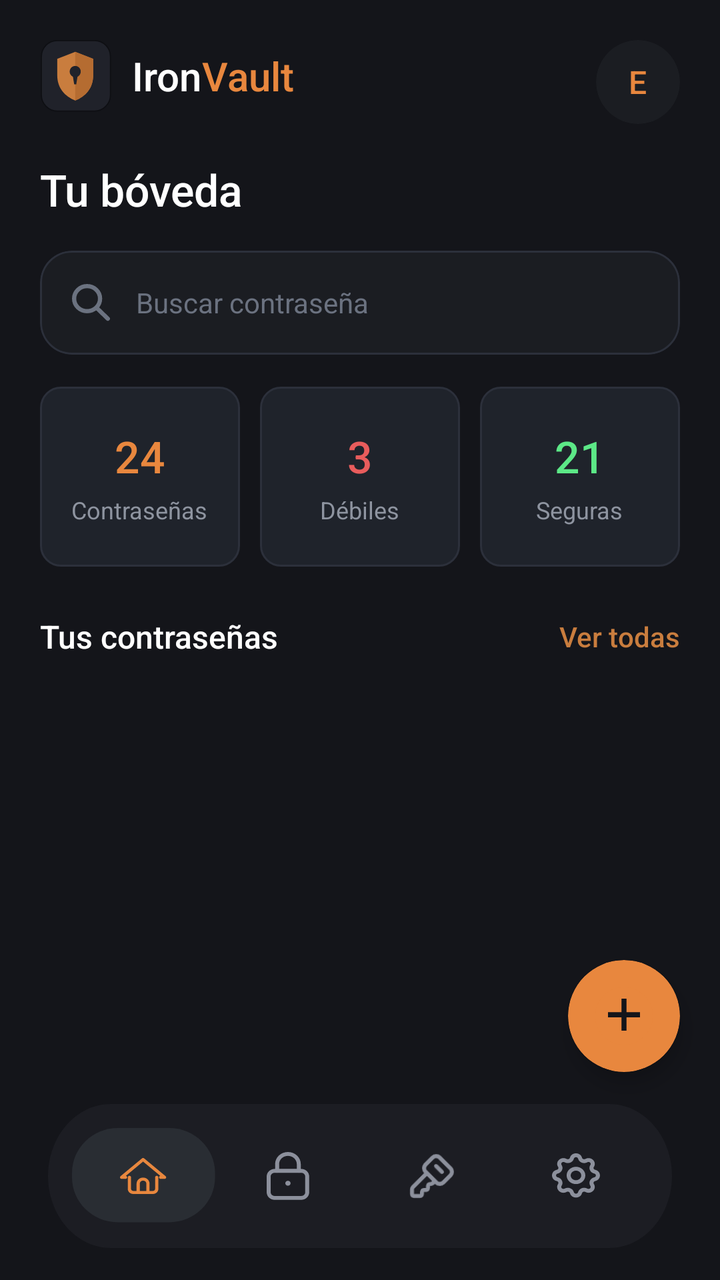
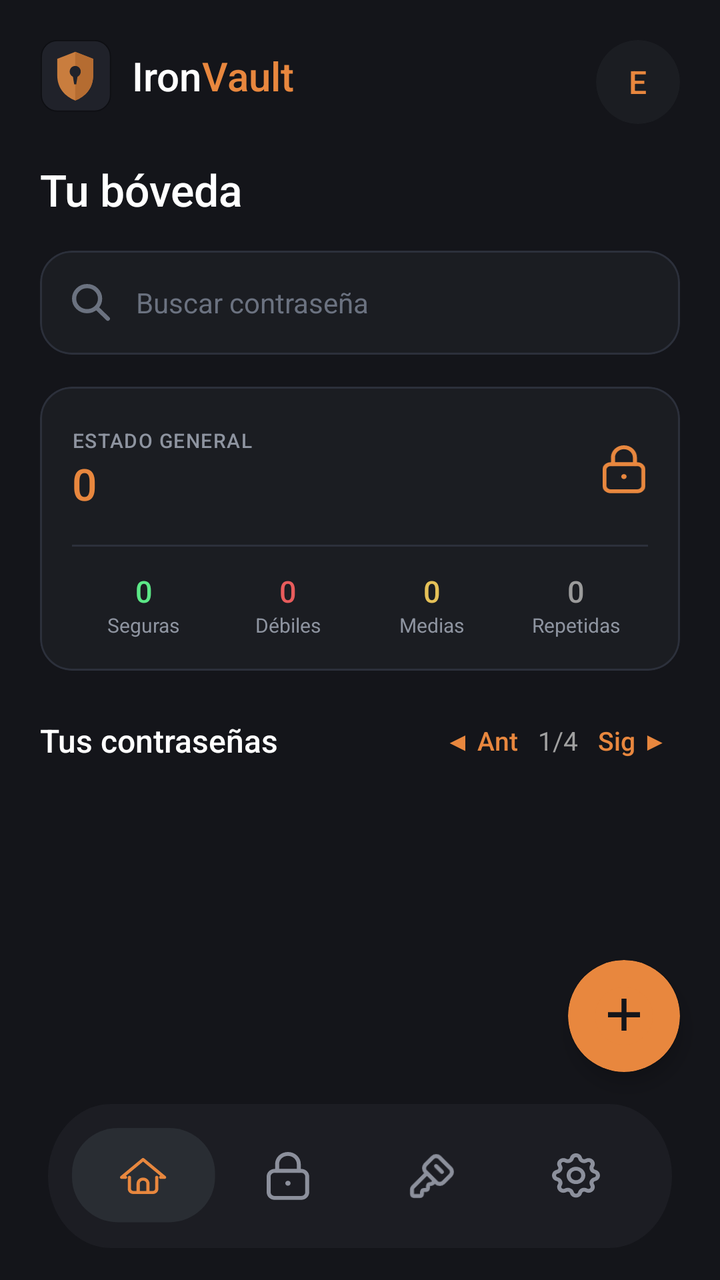

Two renders of the same Android screen: before a commit and after it. Below are the layout's source before the change and the commit's diff.
<!-- AndroidManifest.xml: application theme Theme.MyApplication -->
<!-- res/layout/activity_main.xml -->
<?xml version="1.0" encoding="utf-8"?>
<androidx.constraintlayout.widget.ConstraintLayout xmlns:android="http://schemas.android.com/apk/res/android"
    xmlns:app="http://schemas.android.com/apk/res-auto"
    xmlns:tools="http://schemas.android.com/tools"
    android:layout_width="match_parent"
    android:layout_height="match_parent"
    android:background="#14151A"
    tools:context=".MainActivity">

    
    <ScrollView
        android:layout_width="match_parent"
        android:layout_height="0dp"
        android:fillViewport="true"
        app:layout_constraintBottom_toTopOf="@id/bottomNavContainer"
        app:layout_constraintTop_toTopOf="parent">

        <androidx.constraintlayout.widget.ConstraintLayout
            android:layout_width="match_parent"
            android:layout_height="wrap_content"
            android:padding="20dp">

            
            <LinearLayout
                android:id="@+id/headerLayout"
                android:layout_width="0dp"
                android:layout_height="wrap_content"
                android:gravity="center_vertical"
                android:orientation="horizontal"
                app:layout_constraintEnd_toStartOf="@id/cardProfile"
                app:layout_constraintStart_toStartOf="parent"
                app:layout_constraintTop_toTopOf="parent">

                
                <ImageView
                    android:layout_width="36dp"
                    android:layout_height="36dp"
                    android:src="@drawable/logo" />

                
                <TextView
                    android:layout_width="wrap_content"
                    android:layout_height="wrap_content"
                    android:layout_marginStart="10dp"
                    android:fontFamily="sans-serif-medium"
                    android:text="Iron"
                    android:textColor="#FFFFFF"
                    android:textSize="20sp" />

                <TextView
                    android:layout_width="wrap_content"
                    android:layout_height="wrap_content"
                    android:fontFamily="sans-serif-medium"
                    android:text="Vault"
                    android:textColor="#E8873E"
                    android:textSize="20sp" />
            </LinearLayout>

            
            <com.google.android.material.card.MaterialCardView
                android:id="@+id/cardProfile"
                android:layout_width="42dp"
                android:layout_height="42dp"
                app:cardBackgroundColor="#1B1D22"
                app:cardCornerRadius="21dp"
                app:cardElevation="0dp"
                app:strokeWidth="0dp"
                app:layout_constraintEnd_toEndOf="parent"
                app:layout_constraintTop_toTopOf="parent">

                <TextView
                    android:id="@+id/tvUserInitial"
                    android:layout_width="wrap_content"
                    android:layout_height="wrap_content"
                    android:layout_gravity="center"
                    android:fontFamily="sans-serif-medium"
                    android:text="E"
                    android:textColor="#E8873E"
                    android:textSize="16sp" />
            </com.google.android.material.card.MaterialCardView>

            
            <TextView
                android:id="@+id/tvVaultTitle"
                android:layout_width="wrap_content"
                android:layout_height="wrap_content"
                android:layout_marginTop="24dp"
                android:fontFamily="sans-serif-medium"
                android:text="Tu bóveda"
                android:textColor="#FFFFFF"
                android:textSize="22sp"
                app:layout_constraintStart_toStartOf="parent"
                app:layout_constraintTop_toBottomOf="@id/headerLayout" />

            
            <com.google.android.material.card.MaterialCardView
                android:id="@+id/cardSearch"
                android:layout_width="match_parent"
                android:layout_height="52dp"
                android:layout_marginTop="16dp"
                app:cardBackgroundColor="#1B1D22"
                app:cardCornerRadius="16dp"
                app:cardElevation="0dp"
                app:strokeColor="#2C303B"
                app:strokeWidth="1dp"
                app:layout_constraintTop_toBottomOf="@id/tvVaultTitle">

                <LinearLayout
                    android:layout_width="match_parent"
                    android:layout_height="match_parent"
                    android:gravity="center_vertical"
                    android:orientation="horizontal"
                    android:paddingHorizontal="16dp">

                    <ImageView
                        android:layout_width="20dp"
                        android:layout_height="20dp"
                        android:src="@drawable/lupa"
                        app:tint="#6B7280" />

                    <EditText
                        android:id="@+id/etSearch"
                        android:layout_width="match_parent"
                        android:layout_height="match_parent"
                        android:layout_marginStart="12dp"
                        android:background="@null"
                        android:fontFamily="sans-serif"
                        android:hint="Buscar contraseña"
                        android:textColor="#FFFFFF"
                        android:textColorHint="#6B7280"
                        android:textSize="14sp" />
                </LinearLayout>
            </com.google.android.material.card.MaterialCardView>

            
            <LinearLayout
                android:id="@+id/layoutStats"
                android:layout_width="match_parent"
                android:layout_height="wrap_content"
                android:layout_marginTop="16dp"
                android:orientation="horizontal"
                app:layout_constraintTop_toBottomOf="@id/cardSearch">

                
                <LinearLayout
                    android:layout_width="0dp"
                    android:layout_height="90dp"
                    android:layout_weight="1"
                    android:background="@drawable/bg_secondary_button"
                    android:gravity="center"
                    android:orientation="vertical">

                    <TextView
                        android:layout_width="wrap_content"
                        android:layout_height="wrap_content"
                        android:fontFamily="sans-serif-medium"
                        android:text="24"
                        android:textColor="#E8873E"
                        android:textSize="22sp" />

                    <TextView
                        android:layout_width="wrap_content"
                        android:layout_height="wrap_content"
                        android:layout_marginTop="4dp"
                        android:fontFamily="sans-serif"
                        android:text="Contraseñas"
                        android:textColor="#8E94A0"
                        android:textSize="12sp" />
                </LinearLayout>

                
                <LinearLayout
                    android:layout_width="0dp"
                    android:layout_height="90dp"
                    android:layout_marginStart="10dp"
                    android:layout_weight="1"
                    android:background="@drawable/bg_secondary_button"
                    android:gravity="center"
                    android:orientation="vertical">

                    <TextView
                        android:layout_width="wrap_content"
                        android:layout_height="wrap_content"
                        android:fontFamily="sans-serif-medium"
                        android:text="3"
                        android:textColor="#E85C5C"
                        android:textSize="22sp" />

                    <TextView
                        android:layout_width="wrap_content"
                        android:layout_height="wrap_content"
                        android:layout_marginTop="4dp"
                        android:fontFamily="sans-serif"
                        android:text="Débiles"
                        android:textColor="#8E94A0"
                        android:textSize="12sp" />
                </LinearLayout>

                
                <LinearLayout
                    android:layout_width="0dp"
                    android:layout_height="90dp"
                    android:layout_marginStart="10dp"
                    android:layout_weight="1"
                    android:background="@drawable/bg_secondary_button"
                    android:gravity="center"
                    android:orientation="vertical">

                    <TextView
                        android:layout_width="wrap_content"
                        android:layout_height="wrap_content"
                        android:fontFamily="sans-serif-medium"
                        android:text="21"
                        android:textColor="#5CE887"
                        android:textSize="22sp" />

                    <TextView
                        android:layout_width="wrap_content"
                        android:layout_height="wrap_content"
                        android:layout_marginTop="4dp"
                        android:fontFamily="sans-serif"
                        android:text="Seguras"
                        android:textColor="#8E94A0"
                        android:textSize="12sp" />
                </LinearLayout>
            </LinearLayout>

            
            <TextView
                android:id="@+id/tvPasswordsHeader"
                android:layout_width="wrap_content"
                android:layout_height="wrap_content"
                android:layout_marginTop="24dp"
                android:fontFamily="sans-serif-medium"
                android:text="Tus contraseñas"
                android:textColor="#FFFFFF"
                android:textSize="16sp"
                app:layout_constraintStart_toStartOf="parent"
                app:layout_constraintTop_toBottomOf="@id/layoutStats" />

            <TextView
                android:id="@+id/tvVerTodas"
                android:layout_width="wrap_content"
                android:layout_height="wrap_content"
                android:fontFamily="sans-serif-medium"
                android:text="Ver todas"
                android:textColor="#C97D3E"
                android:textSize="14sp"
                android:clickable="true"
                android:focusable="true"
                app:layout_constraintBottom_toBottomOf="@id/tvPasswordsHeader"
                app:layout_constraintEnd_toEndOf="parent"
                app:layout_constraintTop_toTopOf="@id/tvPasswordsHeader" />

            
            <LinearLayout
                android:id="@+id/containerCredentials"
                android:layout_width="match_parent"
                android:layout_height="wrap_content"
                android:layout_marginTop="12dp"
                android:orientation="vertical"
                app:layout_constraintStart_toStartOf="parent"
                app:layout_constraintTop_toBottomOf="@id/tvPasswordsHeader" />

            
            <ProgressBar
                android:id="@+id/progressBarLoading"
                android:layout_width="wrap_content"
                android:layout_height="wrap_content"
                android:layout_marginTop="32dp"
                android:indeterminateTint="#E8873E"
                android:visibility="gone"
                app:layout_constraintEnd_toEndOf="parent"
                app:layout_constraintStart_toStartOf="parent"
                app:layout_constraintTop_toBottomOf="@id/tvPasswordsHeader" />

        </androidx.constraintlayout.widget.ConstraintLayout>
    </ScrollView>

    
    <com.google.android.material.card.MaterialCardView
        android:id="@+id/fabAdd"
        android:layout_width="56dp"
        android:layout_height="56dp"
        android:layout_marginEnd="20dp"
        android:layout_marginBottom="16dp"
        android:contentDescription="Agregar contraseña"
        app:cardBackgroundColor="#E8873E"
        app:cardCornerRadius="28dp"
        app:cardElevation="6dp"
        app:strokeWidth="0dp"
        app:layout_constraintBottom_toTopOf="@id/bottomNavContainer"
        app:layout_constraintEnd_toEndOf="parent">

        <ImageView
            android:layout_width="match_parent"
            android:layout_height="match_parent"
            android:padding="12dp"
            android:src="@drawable/ic_add_circle" />

    </com.google.android.material.card.MaterialCardView>

    
    <LinearLayout
        android:id="@+id/bottomNavContainer"
        android:layout_width="0dp"
        android:layout_height="72dp"
        android:layout_marginHorizontal="24dp"
        android:layout_marginBottom="16dp"
        android:background="@drawable/bg_bottom_nav"
        android:elevation="8dp"
        android:gravity="center_vertical"
        android:orientation="horizontal"
        android:paddingHorizontal="12dp"
        app:layout_constraintBottom_toBottomOf="parent"
        app:layout_constraintEnd_toEndOf="parent"
        app:layout_constraintStart_toStartOf="parent">

        
        <LinearLayout
            android:layout_width="0dp"
            android:layout_height="48dp"
            android:layout_weight="1"
            android:background="@drawable/bg_nav_pill_active"
            android:gravity="center"
            android:orientation="horizontal">

            <ImageView
                android:layout_width="24dp"
                android:layout_height="24dp"
                android:src="@drawable/ic_home"
                app:tint="#E8873E" />
        </LinearLayout>

        
        <LinearLayout
            android:id="@+id/btnNavLock"
            android:layout_width="0dp"
            android:layout_height="48dp"
            android:layout_weight="1"
            android:clickable="true"
            android:focusable="true"
            android:gravity="center"
            android:orientation="horizontal">

            <ImageView
                android:layout_width="24dp"
                android:layout_height="24dp"
                android:src="@drawable/ic_lock"
                app:tint="#8C909C" />
        </LinearLayout>

        
        <LinearLayout
            android:id="@+id/btnNavKey"
            android:layout_width="0dp"
            android:layout_height="48dp"
            android:layout_weight="1"
            android:clickable="true"
            android:focusable="true"
            android:gravity="center"
            android:orientation="horizontal">

            <ImageView
                android:layout_width="24dp"
                android:layout_height="24dp"
                android:src="@drawable/ic_key"
                app:tint="#8C909C" />
        </LinearLayout>

        
        <LinearLayout
            android:id="@+id/btnNavSettings"
            android:layout_width="0dp"
            android:layout_height="48dp"
            android:layout_weight="1"
            android:clickable="true"
            android:focusable="true"
            android:gravity="center"
            android:orientation="horizontal">

            <ImageView
                android:layout_width="24dp"
                android:layout_height="24dp"
                android:src="@drawable/ic_settings"
                app:tint="#8C909C" />
        </LinearLayout>
    </LinearLayout>

</androidx.constraintlayout.widget.ConstraintLayout>
<!-- resources referenced by this layout -->
<resources>
  <!-- drawable bg_bottom_nav (drawable) -->
  <vector xmlns:android="http://schemas.android.com/apk/res/android"
      android:width="372dp"
      android:height="75dp"
      android:viewportWidth="372"
      android:viewportHeight="75">
    <path
        android:pathData="M334.58,0H37.42C16.75,0 0,16.79 0,37.5C0,58.21 16.75,75 37.42,75H334.58C355.25,75 372,58.21 372,37.5C372,16.79 355.25,0 334.58,0Z"
        android:fillColor="#1C1D23"/>
  </vector>
  <!-- drawable bg_nav_pill_active (drawable) -->
  <vector xmlns:android="http://schemas.android.com/apk/res/android"
      android:width="71dp"
      android:height="45dp"
      android:viewportWidth="71"
      android:viewportHeight="45">
    <path
        android:pathData="M47.816,0H22.713C10.169,0 0,9.403 0,21.001V23.212C0,34.811 10.169,44.213 22.713,44.213H47.816C60.36,44.213 70.529,34.811 70.529,23.212V21.001C70.529,9.403 60.36,0 47.816,0Z"
        android:fillColor="#292D33"/>
  </vector>
  <!-- drawable bg_secondary_button (drawable) -->
  <?xml version="1.0" encoding="utf-8"?>
  <shape xmlns:android="http://schemas.android.com/apk/res/android"
      android:shape="rectangle">
      <corners android:radius="10dp" />
      <solid android:color="#1F232B" />
      <stroke
          android:width="1dp"
          android:color="#2C303B" />
  </shape>
  <!-- drawable ic_add_circle (drawable) -->
  <vector xmlns:android="http://schemas.android.com/apk/res/android"
      android:width="24dp"
      android:height="24dp"
      android:viewportWidth="200"
      android:viewportHeight="200">
  
      
      <path
          android:fillColor="#E8873E"
          android:pathData="M 100, 10 A 90,90 0 1,1 99.9,10 Z"/>
  
      
      <path
          android:fillColor="#14151A"
          android:pathData="M108,46h-16v42H50v16h42v42h16v-42h42V88h-42V46z"/>
  </vector>
  <!-- drawable lupa (drawable) -->
  <vector xmlns:android="http://schemas.android.com/apk/res/android"
      android:width="17dp"
      android:height="16dp"
      android:viewportWidth="17"
      android:viewportHeight="16">
    <path
        android:pathData="M6.413,11.646C9.457,11.646 11.925,9.241 11.925,6.273C11.925,3.306 9.457,0.9 6.413,0.9C3.368,0.9 0.9,3.306 0.9,6.273C0.9,9.241 3.368,11.646 6.413,11.646Z"
        android:strokeWidth="1.8"
        android:fillColor="#00000000"
        android:strokeColor="#71717A"/>
    <path
        android:pathData="M10.823,10.572L15.233,14.87"
        android:strokeWidth="1.8"
        android:fillColor="#00000000"
        android:strokeColor="#71717A"
        android:strokeLineCap="round"/>
  </vector>
  <style name="Theme.MyApplication" parent="Base.Theme.MyApplication" />
  <style name="Base.Theme.MyApplication" parent="Theme.Material3.DayNight.NoActionBar">
          <item name="android:windowBackground">#000000</item>
      </style>
  <!-- unchanged entries left out for length: 5 -->
</resources>

<!-- the commit's change to res/layout/activity_main.xml (unified diff, before → after) -->
@@ -133,97 +133,194 @@
             </com.google.android.material.card.MaterialCardView>
 
             
-            <LinearLayout
+            <com.google.android.material.card.MaterialCardView
                 android:id="@+id/layoutStats"
                 android:layout_width="match_parent"
                 android:layout_height="wrap_content"
                 android:layout_marginTop="16dp"
-                android:orientation="horizontal"
+                app:cardBackgroundColor="#1B1D22"
+                app:cardCornerRadius="16dp"
+                app:cardElevation="0dp"
+                app:strokeColor="#2C303B"
+                app:strokeWidth="1dp"
                 app:layout_constraintTop_toBottomOf="@id/cardSearch">
 
-                
                 <LinearLayout
-                    android:layout_width="0dp"
-                    android:layout_height="90dp"
-                    android:layout_weight="1"
-                    android:background="@drawable/bg_secondary_button"
-                    android:gravity="center"
-                    android:orientation="vertical">
-
-                    <TextView
-                        android:layout_width="wrap_content"
+                    android:layout_width="match_parent"
+                    android:layout_height="wrap_content"
+                    android:orientation="vertical"
+                    android:padding="16dp">
+
+                    
+                    <LinearLayout
+                        android:id="@+id/headerEstadoGeneral"
+                        android:layout_width="match_parent"
                         android:layout_height="wrap_content"
-                        android:fontFamily="sans-serif-medium"
-                        android:text="24"
-                        android:textColor="#E8873E"
-                        android:textSize="22sp" />
-
-                    <TextView
-                        android:layout_width="wrap_content"
+                        android:background="?attr/selectableItemBackground"
+                        android:clickable="true"
+                        android:focusable="true"
+                        android:gravity="center_vertical"
+                        android:orientation="horizontal"
+                        android:paddingVertical="4dp">
+
+                        <LinearLayout
+                            android:layout_width="0dp"
+                            android:layout_height="wrap_content"
+                            android:layout_weight="1"
+                            android:orientation="vertical">
+                            <TextView
+                                android:layout_width="wrap_content"
+                                android:layout_height="wrap_content"
+                                android:text="ESTADO GENERAL"
+                                android:textColor="#8E94A0"
+                                android:textSize="10sp"
+                                android:fontFamily="sans-serif-medium"
+                                android:letterSpacing="0.05"/>
+                            <TextView
+                                android:id="@+id/tvTotalCount"
+                                android:layout_width="wrap_content"
+                                android:layout_height="wrap_content"
+                                android:fontFamily="sans-serif-medium"
+                                android:text="0"
+                                android:textColor="#E8873E"
+                                android:textSize="22sp" />
+                        </LinearLayout>
+
+                        
+                        <ImageView
+                            android:layout_width="24dp"
+                            android:layout_height="24dp"
+                            android:src="@drawable/ic_lock"
+                            app:tint="#E8873E" />
+                    </LinearLayout>
+
+                    
+                    <View
+                        android:layout_width="match_parent"
+                        android:layout_height="1dp"
+                        android:background="#2C303B"
+                        android:layout_marginVertical="12dp"/>
+
+                    
+                    <LinearLayout
+                        android:id="@+id/layoutSubcontadores"
+                        android:layout_width="match_parent"
                         android:layout_height="wrap_content"
-                        android:layout_marginTop="4dp"
-                        android:fontFamily="sans-serif"
-                        android:text="Contraseñas"
-                        android:textColor="#8E94A0"
-                        android:textSize="12sp" />
+                        android:orientation="horizontal"
+                        android:gravity="center">
+
+                        
+                        <LinearLayout
+                            android:id="@+id/btnSeguras"
+                            android:layout_width="0dp"
+                            android:layout_height="wrap_content"
+                            android:layout_weight="1"
+                            android:background="?attr/selectableItemBackground"
+                            android:clickable="true"
+                            android:focusable="true"
+                            android:gravity="center"
+                            android:orientation="vertical">
+                            <TextView
+                                android:id="@+id/tvSecureCount"
+                                android:layout_width="wrap_content"
+                                android:layout_height="wrap_content"
+                                android:fontFamily="sans-serif-medium"
+                                android:text="0"
+                                android:textColor="#5CE887"
+                                android:textSize="15sp" />
+                            <TextView
+                                android:layout_width="wrap_content"
+                                android:layout_height="wrap_content"
+                                android:text="Seguras"
+                                android:textColor="#8E94A0"
+                                android:textSize="10sp" />
+                        </LinearLayout>
+
+                        
+                        <LinearLayout
+                            android:id="@+id/btnDebiles"
+                            android:layout_width="0dp"
+                            android:layout_height="wrap_content"
+                            android:layout_weight="1"
+                            android:background="?attr/selectableItemBackground"
+                            android:clickable="true"
+                            android:focusable="true"
+                            android:gravity="center"
+                            android:orientation="vertical">
+                            <TextView
+                                android:id="@+id/tvWeakCount"
+                                android:layout_width="wrap_content"
+                                android:layout_height="wrap_content"
+                                android:fontFamily="sans-serif-medium"
+                                android:text="0"
+                                android:textColor="#E85C5C"
+                                android:textSize="15sp" />
+                            <TextView
+                                android:layout_width="wrap_content"
+                                android:layout_height="wrap_content"
+                                android:text="Débiles"
+                                android:textColor="#8E94A0"
+                                android:textSize="10sp" />
+                        </LinearLayout>
+
+                        
+                        <LinearLayout
+                            android:id="@+id/btnMedias"
+                            android:layout_width="0dp"
+                            android:layout_height="wrap_content"
+                            android:layout_weight="1"
+                            android:background="?attr/selectableItemBackground"
+                            android:clickable="true"
+                            android:focusable="true"
+                            android:gravity="center"
+                            android:orientation="vertical">
+                            <TextView
+                                android:id="@+id/tvMediumCount"
+                                android:layout_width="wrap_content"
+                                android:layout_height="wrap_content"
+                                android:fontFamily="sans-serif-medium"
+                                android:text="0"
+                                android:textColor="#E5C158"
+                                android:textSize="15sp" />
+                            <TextView
+                                android:layout_width="wrap_content"
+                                android:layout_height="wrap_content"
+                                android:text="Medias"
+                                android:textColor="#8E94A0"
+                                android:textSize="10sp" />
+                        </LinearLayout>
+
+                        
+                        <LinearLayout
+                            android:id="@+id/btnRepetidas"
+                            android:layout_width="0dp"
+                            android:layout_height="wrap_content"
+                            android:layout_weight="1"
+                            android:background="?attr/selectableItemBackground"
+                            android:clickable="true"
+                            android:focusable="true"
+                            android:gravity="center"
+                            android:orientation="vertical">
+                            <TextView
+                                android:id="@+id/tvRepeatedCount"
+                                android:layout_width="wrap_content"
+                                android:layout_height="wrap_content"
+                                android:fontFamily="sans-serif-medium"
+                                android:text="0"
+                                android:textColor="#9B9B9B"
+                                android:textSize="15sp" />
+                            <TextView
+                                android:layout_width="wrap_content"
+                                android:layout_height="wrap_content"
+                                android:text="Repetidas"
+                                android:textColor="#8E94A0"
+                                android:textSize="10sp" />
+                        </LinearLayout>
+
+                    </LinearLayout>
+
                 </LinearLayout>
-
-                
-                <LinearLayout
-                    android:layout_width="0dp"
-                    android:layout_height="90dp"
-                    android:layout_marginStart="10dp"
-                    android:layout_weight="1"
-                    android:background="@drawable/bg_secondary_button"
-                    android:gravity="center"
-                    android:orientation="vertical">
-
-                    <TextView
-                        android:layout_width="wrap_content"
-                        android:layout_height="wrap_content"
-                        android:fontFamily="sans-serif-medium"
-                        android:text="3"
-                        android:textColor="#E85C5C"
-                        android:textSize="22sp" />
-
-                    <TextView
-                        android:layout_width="wrap_content"
-                        android:layout_height="wrap_content"
-                        android:layout_marginTop="4dp"
-                        android:fontFamily="sans-serif"
-                        android:text="Débiles"
-                        android:textColor="#8E94A0"
-                        android:textSize="12sp" />
-                </LinearLayout>
-
-                
-                <LinearLayout
-                    android:layout_width="0dp"
-                    android:layout_height="90dp"
-                    android:layout_marginStart="10dp"
-                    android:layout_weight="1"
-                    android:background="@drawable/bg_secondary_button"
-                    android:gravity="center"
-                    android:orientation="vertical">
-
-                    <TextView
-                        android:layout_width="wrap_content"
-                        android:layout_height="wrap_content"
-                        android:fontFamily="sans-serif-medium"
-                        android:text="21"
-                        android:textColor="#5CE887"
-                        android:textSize="22sp" />
-
-                    <TextView
-                        android:layout_width="wrap_content"
-                        android:layout_height="wrap_content"
-                        android:layout_marginTop="4dp"
-                        android:fontFamily="sans-serif"
-                        android:text="Seguras"
-                        android:textColor="#8E94A0"
-                        android:textSize="12sp" />
-                </LinearLayout>
-            </LinearLayout>
+            </com.google.android.material.card.MaterialCardView>
 
             
             <TextView
@@ -238,19 +335,49 @@
                 app:layout_constraintStart_toStartOf="parent"
                 app:layout_constraintTop_toBottomOf="@id/layoutStats" />
 
-            <TextView
-                android:id="@+id/tvVerTodas"
+            
+            <LinearLayout
                 android:layout_width="wrap_content"
                 android:layout_height="wrap_content"
-                android:fontFamily="sans-serif-medium"
-                android:text="Ver todas"
-                android:textColor="#C97D3E"
-                android:textSize="14sp"
-                android:clickable="true"
-                android:focusable="true"
+                android:orientation="horizontal"
+                android:gravity="center_vertical"
                 app:layout_constraintBottom_toBottomOf="@id/tvPasswordsHeader"
                 app:layout_constraintEnd_toEndOf="parent"
-                app:layout_constraintTop_toTopOf="@id/tvPasswordsHeader" />
+                app:layout_constraintTop_toTopOf="@id/tvPasswordsHeader">
+
+                <TextView
+                    android:id="@+id/tvAnterior"
+                    android:layout_width="wrap_content"
+                    android:layout_height="wrap_content"
+                    android:text="◀ Ant"
+                    android:textColor="#E8873E"
+                    android:textSize="13sp"
+                    android:fontFamily="sans-serif-medium"
+                    android:clickable="true"
+                    android:focusable="true"
+                    android:paddingHorizontal="6dp"/>
+
+                <TextView
+                    android:id="@+id/tvPaginaInfo"
+                    android:layout_width="wrap_content"
+                    android:layout_height="wrap_content"
+                    android:text="1/4"
+                    android:textColor="#A0A0A0"
+                    android:textSize="13sp"
+                    android:paddingHorizontal="4dp"/>
+
+                <TextView
+                    android:id="@+id/tvSiguiente"
+                    android:layout_width="wrap_content"
+                    android:layout_height="wrap_content"
+                    android:text="Sig ▶"
+                    android:textColor="#E8873E"
+                    android:textSize="13sp"
+                    android:fontFamily="sans-serif-medium"
+                    android:clickable="true"
+                    android:focusable="true"
+                    android:paddingHorizontal="6dp"/>
+            </LinearLayout>
 
             
             <LinearLayout
<!-- resource entries referenced after the edit -->
@@ -20,16 +20,6 @@
         android:pathData="M47.816,0H22.713C10.169,0 0,9.403 0,21.001V23.212C0,34.811 10.169,44.213 22.713,44.213H47.816C60.36,44.213 70.529,34.811 70.529,23.212V21.001C70.529,9.403 60.36,0 47.816,0Z"
         android:fillColor="#292D33"/>
   </vector>
-  <!-- drawable bg_secondary_button (drawable) -->
-  <?xml version="1.0" encoding="utf-8"?>
-  <shape xmlns:android="http://schemas.android.com/apk/res/android"
-      android:shape="rectangle">
-      <corners android:radius="10dp" />
-      <solid android:color="#1F232B" />
-      <stroke
-          android:width="1dp"
-          android:color="#2C303B" />
-  </shape>
   <!-- drawable ic_add_circle (drawable) -->
   <vector xmlns:android="http://schemas.android.com/apk/res/android"
       android:width="24dp"
